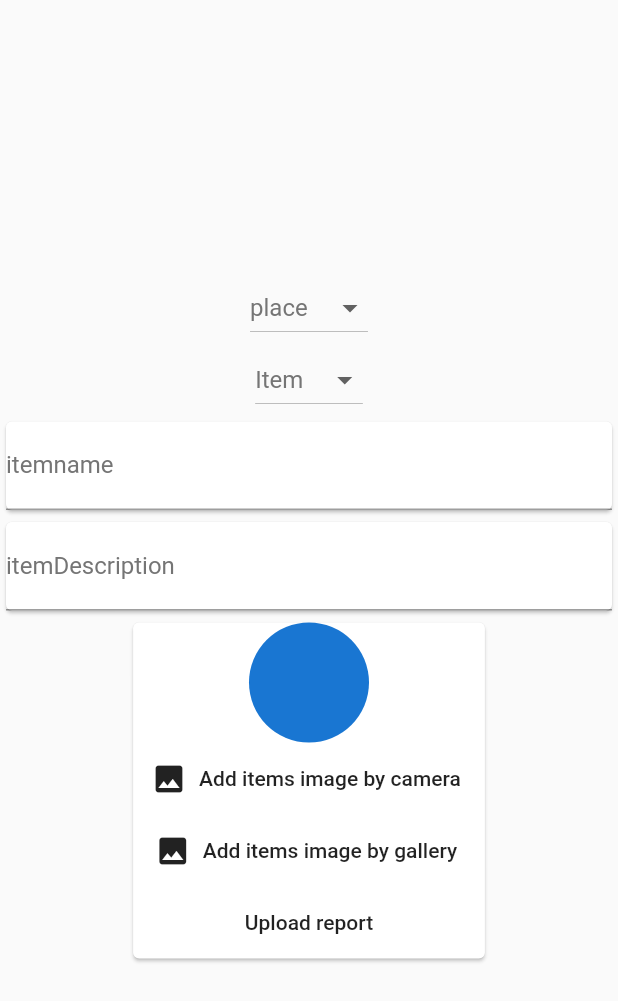
After one commit to yashjain092000/Khojpur, a Flutter app: the FoundScreen screen opened directly, on a phone screen of 412 x 824 dp. The commit adds this screen. Shown: the top 1001 px of the screen. Run offline on Flutter 3.47's test engine with Material 2 defaults, Android fonts, the phone set to English and light mode, and no system bars; our stand-ins replace animated_splash_screen, cloud_firestore, firebase_auth, firebase_storage, image_picker, page_transition; missing offline and left inert: liquid_ui, shrink_sidemenu; accounts and stored records are empty.

Commit message:
demo lost found screens layout done

```diff
--- a/lib/auth_screen.dart
+++ b/lib/auth_screen.dart
@@ -17,6 +17,7 @@ class _AuthScreenState extends State<AuthScreen> {
     String email,
     String password,
     String username,
+    String userPhone,
     bool isLogin,
     BuildContext ctx,
   ) async {
@@ -42,6 +43,7 @@ class _AuthScreenState extends State<AuthScreen> {
             .setData({
           'username': username,
           'email': email,
+          'phone': userPhone,
         });
       }
     } on PlatformException catch (err) {
--- /dev/null
+++ b/lib/foundScreen.dart
@@ -0,0 +1,128 @@
+import 'package:Khojpur/picker/foundItem_picker.dart';
+import 'package:flutter/material.dart';
+
+import 'package:firebase_auth/firebase_auth.dart';
+
+List<DropdownMenuItem<String>> _dropDownItem() {
+  List<String> ddl = ["item_1", 'item_2', 'item_3'];
+  return ddl
+      .map((value) => DropdownMenuItem(
+            value: value,
+            child: Text(value),
+          ))
+      .toList();
+}
+
+List<DropdownMenuItem<String>> _dropDownPlaceItem() {
+  List<String> ddl = ["place_1", 'place_2', 'place_3'];
+  return ddl
+      .map((value) => DropdownMenuItem(
+            value: value,
+            child: Text(value),
+          ))
+      .toList();
+}
+
+class FoundScreen extends StatefulWidget {
+  @override
+  _FoundScreenState createState() => _FoundScreenState();
+}
+
+class _FoundScreenState extends State<FoundScreen> {
+  String _selectedPlace = "";
+  String _selectedItem = "";
+  String _currentMail = "";
+  String _itemName = "";
+  String _itemDescription = "";
+  final FirebaseAuth auth = FirebaseAuth.instance;
+  getCurrentMail() async {
+    final FirebaseUser user = await auth.currentUser();
+    final uemail = user.email;
+    setState(() {
+      _currentMail = uemail;
+    });
+    //print(_currentMail);
+  }
+
+  void initState() {
+    super.initState();
+    getCurrentMail();
+  }
+
+  @override
+  Widget build(BuildContext context) {
+    return Scaffold(
+      body: Center(
+        child: Column(
+          mainAxisAlignment: MainAxisAlignment.center,
+          crossAxisAlignment: CrossAxisAlignment.center,
+          children: [
+            DropdownButton(
+              elevation: 0,
+              // value: _selectedGender,
+              items: _dropDownPlaceItem(),
+              hint: Text("place",
+                  textAlign: TextAlign.start,
+                  style: TextStyle(color: Colors.grey[600])),
+              onChanged: (value) {
+                _selectedPlace = value;
+                setState(() {
+                  _selectedPlace = value;
+                });
+              },
+            ),
+            /*Card(
+              child: */
+            DropdownButton(
+              elevation: 0,
+              // value: _selectedGender,
+              items: _dropDownItem(),
+              hint: Text("Item",
+                  textAlign: TextAlign.start,
+                  style: TextStyle(color: Colors.grey[600])),
+              onChanged: (value) {
+                _selectedItem = value;
+                setState(() {
+                  _selectedItem = value;
+                });
+              },
+            ),
+            Card(
+              child: TextField(
+                onChanged: (value) {
+                  setState(() {
+                    _itemName = value;
+                  });
+                },
+                decoration: InputDecoration(
+                    focusedBorder: UnderlineInputBorder(
+                      borderSide: BorderSide(color: Colors.deepPurple),
+                    ),
+                    labelText: "itemname",
+                    labelStyle: TextStyle(color: Colors.grey[600])),
+              ),
+            ),
+            Card(
+              child: TextField(
+                onChanged: (value) {
+                  setState(() {
+                    _itemDescription = value;
+                  });
+                },
+                decoration: InputDecoration(
+                    focusedBorder: UnderlineInputBorder(
+                      borderSide: BorderSide(color: Colors.deepPurple),
+                    ),
+                    labelText: "itemDescription",
+                    labelStyle: TextStyle(color: Colors.grey[600])),
+              ),
+            ),
+            Card(
+                child: FoundItemPicker(_selectedPlace, _selectedItem,
+                    _currentMail, _itemName, _itemDescription)),
+          ],
+        ),
+      ),
+    );
+  }
+}
--- /dev/null
+++ b/lib/item.dart
@@ -0,0 +1,19 @@
+class Item {
+  //String email;
+  String place;
+  String item;
+  String date;
+  String itemName;
+  Item(this.place, this.item, this.date, this.itemName);
+}
+
+void deleteDuplicateItem(List<Item> c) {
+  int m = c.length;
+  for (int i = 0; i < m; i++) {
+    for (int j = i + 1; j < m; j++) {
+      if (c[i].date.compareTo(c[j].date) == 0) {
+        c.removeAt(j);
+      }
+    }
+  }
+}
--- a/lib/main.dart
+++ b/lib/main.dart
@@ -11,6 +11,7 @@ class MyApp extends StatelessWidget {
   @override
   Widget build(BuildContext context) {
     return MaterialApp(
+      debugShowCheckedModeBanner: false,
       title: 'Khojpur',
       home: AnimatedSplashScreen(
           duration: 3000,
--- /dev/null
+++ b/lib/picker/foundItem_picker.dart
@@ -0,0 +1,81 @@
+import 'package:flutter/material.dart';
+import 'dart:io';
+import 'package:image_picker/image_picker.dart';
+import 'package:firebase_storage/firebase_storage.dart';
+//import 'package:flutter/material.dart';
+//import 'package:image_picker/image_picker.dart';
+//import 'package:firebase_auth/firebase_auth.dart';
+import 'package:cloud_firestore/cloud_firestore.dart';
+
+class FoundItemPicker extends StatefulWidget {
+  final String place;
+  final String item;
+  final String mail;
+  final String itemName;
+  final String itemDescription;
+  FoundItemPicker(
+      this.place, this.item, this.mail, this.itemName, this.itemDescription);
+  @override
+  _FoundItemPickerState createState() => _FoundItemPickerState();
+}
+
+class _FoundItemPickerState extends State<FoundItemPicker> {
+  //String _currentUserEmail = "";
+  File _pickedItemImage;
+  final pick = ImagePicker();
+  void _pickImage() async {
+    final pickedImageFile = await pick.getImage(source: ImageSource.camera);
+    setState(() {
+      _pickedItemImage = File(pickedImageFile.path);
+    });
+    //print(widget.date);
+  }
+
+  void _pickImageThroughGallery() async {
+    final pickedImageFile = await pick.getImage(source: ImageSource.gallery);
+    setState(() {
+      _pickedItemImage = File(pickedImageFile.path);
+    });
+  }
+
+  void _uploadImage() async {
+    final ref = FirebaseStorage.instance
+        .ref()
+        .child("found_reorts_item_images")
+        .child(widget.mail + DateTime.now().toString() + '.jpg');
+
+    await ref.putFile(_pickedItemImage).onComplete;
+    final profileImageUrl = await ref.getDownloadURL();
+    Firestore.instance.collection("found_reports").document().setData({
+      "Item_image": profileImageUrl,
+      "place": widget.place,
+      "item": widget.item,
+      "date": DateTime.now().toString(),
+      "itemName": widget.itemName,
+      "itemDescription": widget.itemDescription,
+      "persons_mail": widget.mail
+    });
+  }
+
+  @override
+  Widget build(BuildContext context) {
+    return Column(
+      children: [
+        CircleAvatar(
+          radius: 40,
+          backgroundImage:
+              _pickedItemImage != null ? FileImage(_pickedItemImage) : null,
+        ),
+        FlatButton.icon(
+            onPressed: _pickImage,
+            icon: Icon(Icons.image),
+            label: Text("Add items image by camera")),
+        FlatButton.icon(
+            onPressed: _pickImageThroughGallery,
+            icon: Icon(Icons.image),
+            label: Text("Add items image by gallery")),
+        FlatButton(onPressed: _uploadImage, child: Text("Upload report"))
+      ],
+    );
+  }
+}
--- a/pubspec.yaml
+++ b/pubspec.yaml
@@ -38,6 +38,8 @@ dependencies:
   page_transition: ^1.1.7+2
   shrink_sidemenu: ^1.0.0+3
   liquid_ui: ^1.0.0+9
+  image_picker: ^0.6.7+4
+  firebase_storage: ^3.0.8
 
 dev_dependencies:
   flutter_test:
```
Also changed, not shown: lib/auth_form.dart (+18 -2 lines), lib/dashboard.dart (+49 -29 lines), lib/lostScreen.dart (added, +197 -0 lines), pubspec.lock.
